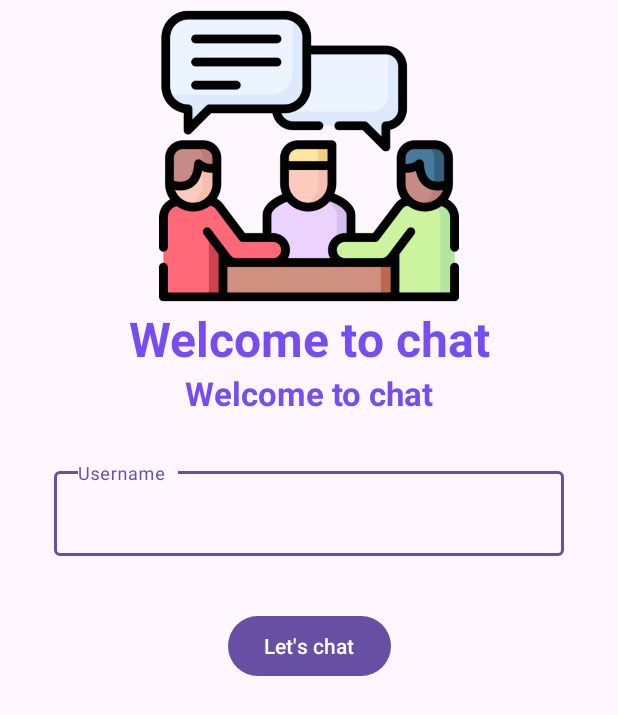
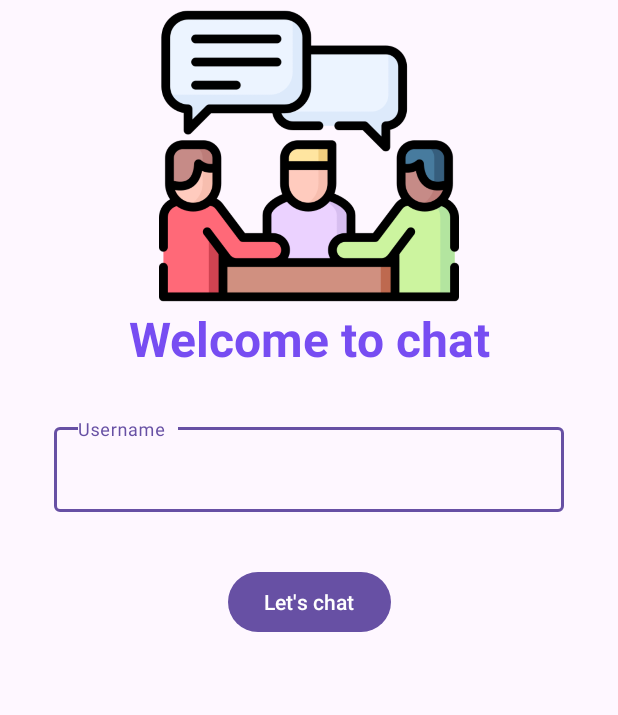
Before and after one commit to CarlosCGA/MyChatApp, an Android app: the screen it shows after launch (MainActivity), on a phone screen of 412 x 824 dp. Shown: the top 715 px of the screen. Run offline under Robolectric (Android 15) with nearby library versions, the phone set to English and light mode, and no system bars; our stand-ins replace Dagger/Hilt's generated code, Firebase (no records; nobody signed in at launch, a user with empty details on screens opened directly).

Commit message:
Update main fragment layout

```diff
--- a/app/build.gradle.kts
+++ b/app/build.gradle.kts
@@ -10,7 +10,7 @@ plugins {
 android {
     namespace = "com.cazulabs.mychatapp"
     compileSdk = 34
-    version = "3.2.0"
+    version = "3.2.1"
 
     task("appRelease") {
         doLast {
--- a/app/src/main/res/layout/fragment_main.xml
+++ b/app/src/main/res/layout/fragment_main.xml
@@ -30,19 +30,6 @@
         app:layout_constraintStart_toStartOf="parent"
         app:layout_constraintTop_toBottomOf="@+id/ivLogo" />
 
-    <TextView
-        android:id="@+id/tvSubTitle"
-        android:layout_width="0dp"
-        android:layout_height="wrap_content"
-        android:text="@string/welcome_message"
-        android:textAlignment="center"
-        android:textColor="@color/card_me_background"
-        android:textSize="22sp"
-        android:textStyle="bold"
-        app:layout_constraintEnd_toEndOf="parent"
-        app:layout_constraintStart_toStartOf="parent"
-        app:layout_constraintTop_toBottomOf="@+id/tvTitle" />
-
     <com.google.android.material.textfield.TextInputLayout
         android:id="@+id/tilUsername"
         android:layout_width="0dp"
@@ -50,7 +37,7 @@
         android:layout_margin="32dp"
         app:layout_constraintEnd_toEndOf="parent"
         app:layout_constraintStart_toStartOf="parent"
-        app:layout_constraintTop_toBottomOf="@+id/tvSubTitle">
+        app:layout_constraintTop_toBottomOf="@+id/tvTitle">
 
         <com.google.android.material.textfield.TextInputEditText
             android:id="@+id/tieUsername"
```
